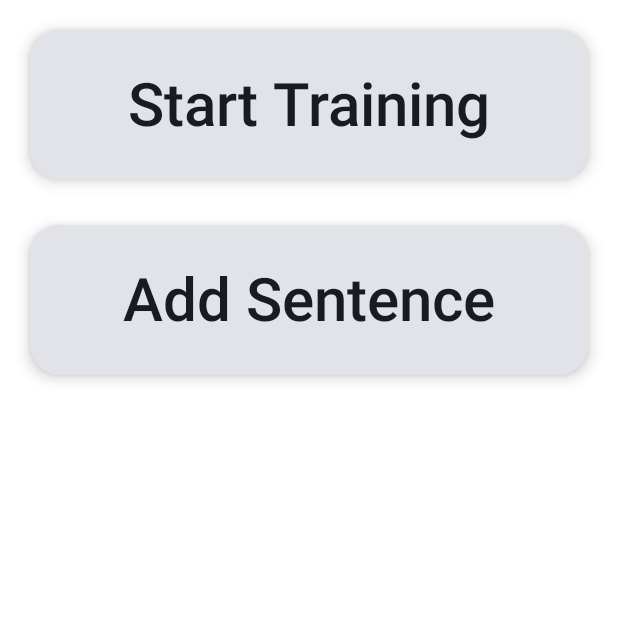
After one commit to ana-znv/translate-trainer, an Android app built with Jetpack Compose: the composable AppNavigation shown on its own in the app's theme, on a phone screen of 412 x 824 dp, the top half of it. The commit adds this screen. Run offline under Robolectric (Android 15) with nearby library versions, the phone set to English and light mode, and no system bars.

Commit message:
added navigation

```diff
--- a/app/build.gradle.kts
+++ b/app/build.gradle.kts
@@ -41,6 +41,7 @@ android {
 
 dependencies {
 
+    implementation(libs.androidx.navigation.ui)
     implementation(libs.androidx.core.ktx)
     implementation(libs.androidx.lifecycle.runtime.ktx)
     implementation(libs.androidx.activity.compose)
@@ -49,6 +50,7 @@ dependencies {
     implementation(libs.androidx.ui.graphics)
     implementation(libs.androidx.ui.tooling.preview)
     implementation(libs.androidx.material3)
+    implementation(libs.androidx.navigation.compose)
     testImplementation(libs.junit)
     androidTestImplementation(libs.androidx.junit)
     androidTestImplementation(libs.androidx.espresso.core)
--- /dev/null
+++ b/app/src/main/java/com/example/englishtranslatetrainer/AppNavigation.kt
@@ -0,0 +1,23 @@
+package com.example.englishtranslatetrainer
+
+import androidx.compose.runtime.Composable
+import androidx.navigation.compose.NavHost
+import androidx.navigation.compose.composable
+import androidx.navigation.compose.rememberNavController
+import com.example.englishtranslatetrainer.ui.screen.AddSentenceScreen
+import com.example.englishtranslatetrainer.ui.screen.HomeScreen
+import com.example.englishtranslatetrainer.ui.screen.TrainingScreen
+
+@Composable
+fun AppNavigation() {
+    val navController = rememberNavController()
+
+    NavHost(
+        navController = navController,
+        startDestination = "home"
+    ) {
+        composable("home") { HomeScreen(navController) }
+        composable("training") { TrainingScreen() }
+        composable("add_sentence") { AddSentenceScreen() }
+    }
+}
--- a/app/src/main/java/com/example/englishtranslatetrainer/ui/screen/AddSentence.kt
+++ /dev/null
@@ -1 +0,0 @@
-package com.example.englishtranslatetrainer.ui.screen
--- a/app/src/main/java/com/example/englishtranslatetrainer/ui/screen/HomeScreen.kt
+++ b/app/src/main/java/com/example/englishtranslatetrainer/ui/screen/HomeScreen.kt
@@ -1,6 +1,8 @@
 package com.example.englishtranslatetrainer.ui.screen
 
+import androidx.compose.foundation.clickable
 import androidx.compose.foundation.layout.*
+import androidx.compose.foundation.shape.RoundedCornerShape
 import androidx.compose.material3.Card
 import androidx.compose.material3.CardDefaults
 import androidx.compose.material3.Text
@@ -11,34 +13,43 @@ import androidx.compose.ui.text.TextStyle
 import androidx.compose.ui.text.font.FontWeight
 import androidx.compose.ui.unit.dp
 import androidx.compose.ui.unit.sp
+import androidx.navigation.NavController
 
 @Composable
-fun HomeScreen() {
+fun HomeScreen(navController: NavController) {
     Column(
         modifier = Modifier
             .fillMaxWidth()
             .padding(top = 20.dp),
     ) {
-        Button("Start Training")
-        Spacer(Modifier.padding(top = 30.dp))
-        Button("Add Sentence")
+        ElementButton("Start Training") {
+            navController.navigate("training")
+        }
+        Spacer(Modifier.height(30.dp))
+        ElementButton("Add Sentence") {
+            navController.navigate("add_sentence")
+        }
     }
 }
 
 @Composable
-fun Button(content: String) {
+fun ElementButton(content: String, onClick: () -> Unit) {
     Card(
         modifier = Modifier
             .fillMaxWidth()
-            .fillMaxHeight(0.14f)
-            .padding(horizontal = 20.dp),
+            .height(100.dp)
+            .padding(horizontal = 20.dp)
+            .clickable {
+                onClick()
+            },
         elevation = CardDefaults.cardElevation(
             defaultElevation = 6.dp
         ),
+        shape = RoundedCornerShape(20.dp),
     ) {
         Box(
             modifier = Modifier.fillMaxSize(),
-            contentAlignment = Alignment.Center
+            contentAlignment = Alignment.Center,
         ) {
             Text(
                 text = content,
--- a/gradle/libs.versions.toml
+++ b/gradle/libs.versions.toml
@@ -8,9 +8,12 @@ espressoCore = "3.6.1"
 lifecycleRuntimeKtx = "2.8.7"
 activityCompose = "1.10.0"
 composeBom = "2024.04.01"
+navigationUi = "2.8.7"
+navigationCompose = "2.8.7"
 
 [libraries]
 androidx-core-ktx = { group = "androidx.core", name = "core-ktx", version.ref = "coreKtx" }
+androidx-navigation-ui = { module = "androidx.navigation:navigation-ui", version.ref = "navigationUi" }
 junit = { group = "junit", name = "junit", version.ref = "junit" }
 androidx-junit = { group = "androidx.test.ext", name = "junit", version.ref = "junitVersion" }
 androidx-espresso-core = { group = "androidx.test.espresso", name = "espresso-core", version.ref = "espressoCore" }
@@ -24,6 +27,7 @@ androidx-ui-tooling-preview = { group = "androidx.compose.ui", name = "ui-toolin
 androidx-ui-test-manifest = { group = "androidx.compose.ui", name = "ui-test-manifest" }
 androidx-ui-test-junit4 = { group = "androidx.compose.ui", name = "ui-test-junit4" }
 androidx-material3 = { group = "androidx.compose.material3", name = "material3" }
+androidx-navigation-compose = { group = "androidx.navigation", name = "navigation-compose", version.ref = "navigationCompose" }
 
 [plugins]
 android-application = { id = "com.android.application", version.ref = "agp" }
```
Also changed, not shown: app/src/main/java/com/example/englishtranslatetrainer/MainActivity.kt (+8 -8 lines), app/src/main/java/com/example/englishtranslatetrainer/ui/screen/AddSentenceScreen.kt (added, +12 -0 lines), app/src/main/java/com/example/englishtranslatetrainer/ui/screen/TrainingScreen.kt (added, +12 -0 lines).
